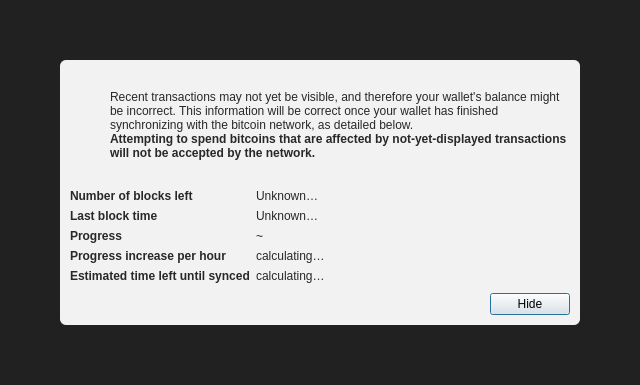
Above: src/qt/forms/modaloverlay.ui from bitcoinrupee/bitrupee before the change. Below: the same form after it.
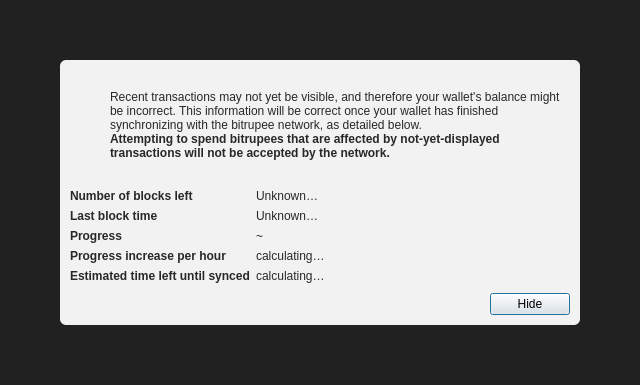
That is the form after the change. Icons and pictures are not drawn.

Commit message: first bitrupee branded

```diff
--- a/src/qt/forms/modaloverlay.ui
+++ b/src/qt/forms/modaloverlay.ui
@@ -130,7 +130,7 @@
              <item>
               <widget class="QLabel" name="infoText">
                <property name="text">
-                <string>Recent transactions may not yet be visible, and therefore your wallet's balance might be incorrect. This information will be correct once your wallet has finished synchronizing with the bitcoin network, as detailed below.</string>
+                <string>Recent transactions may not yet be visible, and therefore your wallet's balance might be incorrect. This information will be correct once your wallet has finished synchronizing with the bitrupee network, as detailed below.</string>
                </property>
                <property name="textFormat">
                 <enum>Qt::RichText</enum>
@@ -149,7 +149,7 @@
                 </font>
                </property>
                <property name="text">
-                <string>Attempting to spend bitcoins that are affected by not-yet-displayed transactions will not be accepted by the network.</string>
+                <string>Attempting to spend bitrupees that are affected by not-yet-displayed transactions will not be accepted by the network.</string>
                </property>
                <property name="textFormat">
                 <enum>Qt::RichText</enum>
```
The commit also changes 1599 other files.
